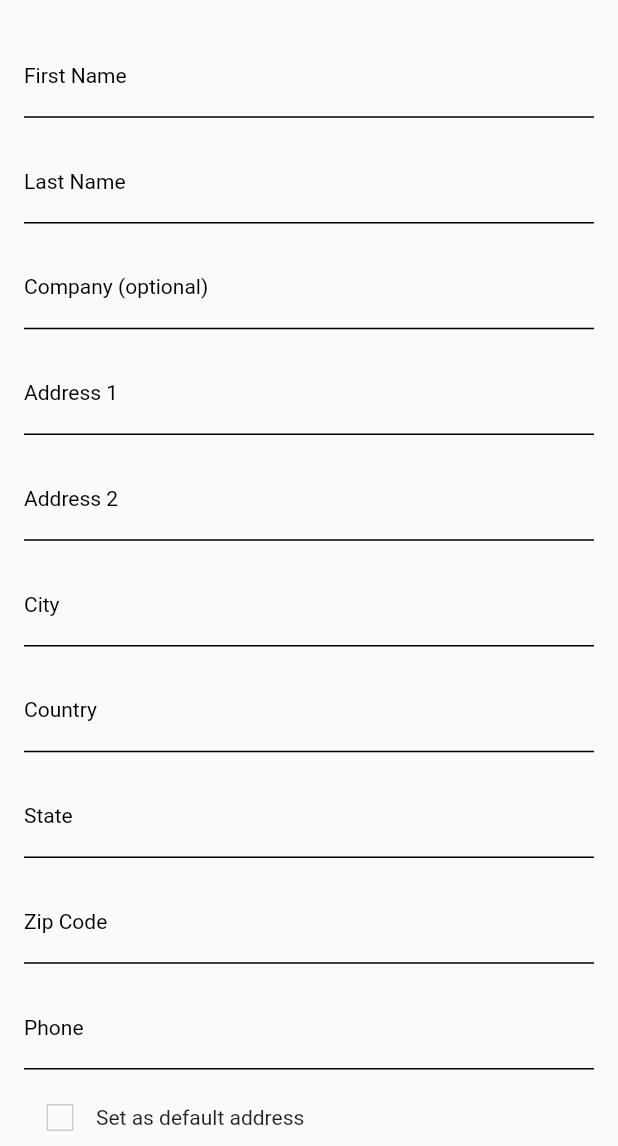
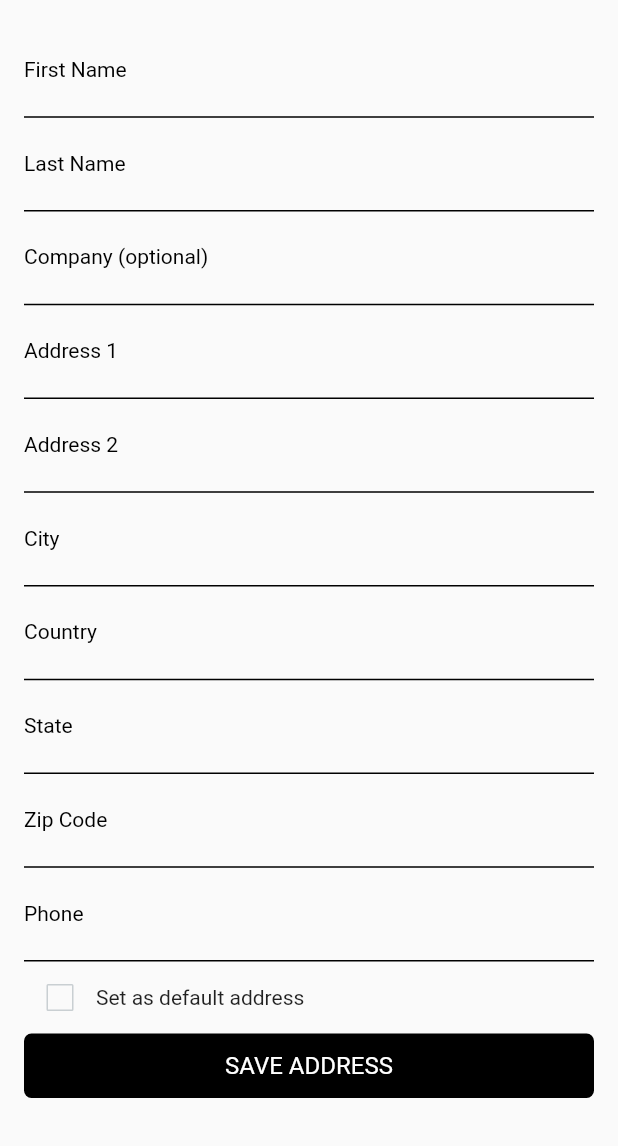
Before and after one commit to RobertoKreshna/baltini-flutter-apps, a Flutter app: the AddressFormPage screen opened by its route, on a phone screen of 412 x 824 dp, the part 90-1236 px from its top. Run offline on Flutter 3.47's test engine with Material 2 defaults, Android fonts, the phone set to English and light mode, and no system bars; our stand-ins replace badges, carousel_slider, dio, hive, hive_flutter; missing offline and left inert: invert_colors; accounts and stored records are empty; network calls fail.

Commit message:
refactoring textfield

```diff
--- a/lib/utils/components/password_textfield.dart
+++ b/lib/utils/components/password_textfield.dart
@@ -22,6 +22,7 @@ class PWTextField extends StatelessWidget {
       style: TextStyle(fontSize: 14),
       obscureText: isVisible ? false : true,
       decoration: InputDecoration(
+        contentPadding: EdgeInsets.symmetric(vertical: 16.0),
         suffixIcon: isVisible
             ? GestureDetector(
                 onTap: () {
--- a/lib/utils/components/textfield.dart
+++ b/lib/utils/components/textfield.dart
@@ -15,6 +15,7 @@ class NonPWTextField extends StatelessWidget {
       controller: controller,
       style: TextStyle(fontSize: 14),
       decoration: InputDecoration(
+        contentPadding: EdgeInsets.symmetric(vertical: 16.0),
         hintText: text,
         labelText: text,
         labelStyle: TextStyle(color: Colors.black, fontSize: 14),
--- a/lib/views/address/address_form_page.dart
+++ b/lib/views/address/address_form_page.dart
@@ -24,76 +24,21 @@ class AddressFormPage extends StatelessWidget {
                       if (value.editing == true) value.editing = false;
                       Navigator.pop(context);
                     }),
-                    Padding(
-                      padding: EdgeInsets.symmetric(vertical: 8.0),
-                      child: NonPWTextField(
-                        text: 'First Name',
-                        controller: value.firstname,
-                      ),
-                    ),
-                    Padding(
-                      padding: EdgeInsets.symmetric(vertical: 8.0),
-                      child: NonPWTextField(
-                        text: 'Last Name',
-                        controller: value.lastname,
-                      ),
-                    ),
-                    Padding(
-                      padding: EdgeInsets.symmetric(vertical: 8.0),
-                      child: NonPWTextField(
-                        text: 'Company (optional)',
-                        controller: value.company,
-                      ),
-                    ),
-                    Padding(
-                      padding: EdgeInsets.symmetric(vertical: 8.0),
-                      child: NonPWTextField(
-                        text: 'Address 1',
-                        controller: value.address1,
-                      ),
-                    ),
-                    Padding(
-                      padding: EdgeInsets.symmetric(vertical: 8.0),
-                      child: NonPWTextField(
-                        text: 'Address 2',
-                        controller: value.address2,
-                      ),
-                    ),
-                    Padding(
-                      padding: EdgeInsets.symmetric(vertical: 8.0),
-                      child: NonPWTextField(
-                        text: 'City',
-                        controller: value.city,
-                      ),
-                    ),
-                    Padding(
-                      padding: EdgeInsets.symmetric(vertical: 8.0),
-                      child: NonPWTextField(
-                        text: 'Country',
-                        controller: value.country,
-                      ),
-                    ),
-                    Padding(
-                      padding: EdgeInsets.symmetric(vertical: 8.0),
-                      child: NonPWTextField(
-                        text: 'State',
-                        controller: value.state,
-                      ),
-                    ),
-                    Padding(
-                      padding: EdgeInsets.symmetric(vertical: 8.0),
-                      child: NonPWTextField(
-                        text: 'Zip Code',
-                        controller: value.zipcode,
-                      ),
-                    ),
-                    Padding(
-                      padding: EdgeInsets.symmetric(vertical: 8.0),
-                      child: NonPWTextField(
-                        text: 'Phone',
-                        controller: value.phone,
-                      ),
-                    ),
+                    NonPWTextField(
+                        text: 'First Name', controller: value.firstname),
+                    NonPWTextField(
+                        text: 'Last Name', controller: value.lastname),
+                    NonPWTextField(
+                        text: 'Company (optional)', controller: value.company),
+                    NonPWTextField(
+                        text: 'Address 1', controller: value.address1),
+                    NonPWTextField(
+                        text: 'Address 2', controller: value.address2),
+                    NonPWTextField(text: 'City', controller: value.city),
+                    NonPWTextField(text: 'Country', controller: value.country),
+                    NonPWTextField(text: 'State', controller: value.state),
+                    NonPWTextField(text: 'Zip Code', controller: value.zipcode),
+                    NonPWTextField(text: 'Phone', controller: value.phone),
                     Row(
                       children: [
                         Checkbox(
```
Also changed, not shown: lib/views/checkout/components/billing_address_form.dart (+15 -52 lines), lib/views/checkout/components/shipping_address_form.dart (+10 -44 lines), lib/views/login&register/login_page.dart (+6 -9 lines), lib/views/login&register/register_page.dart (+4 -16 lines).
